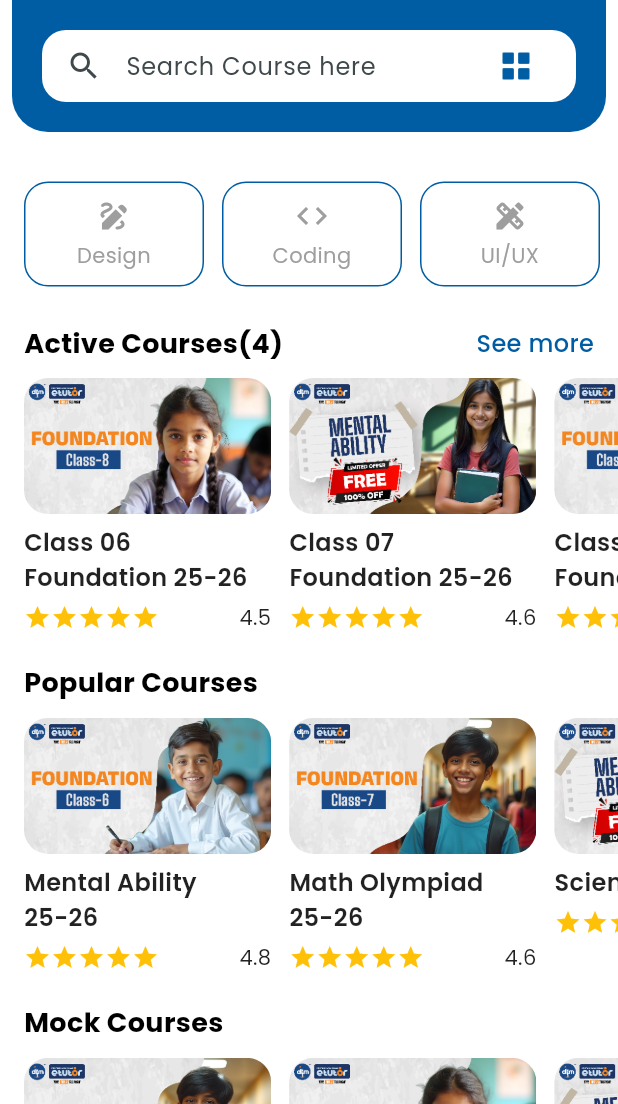
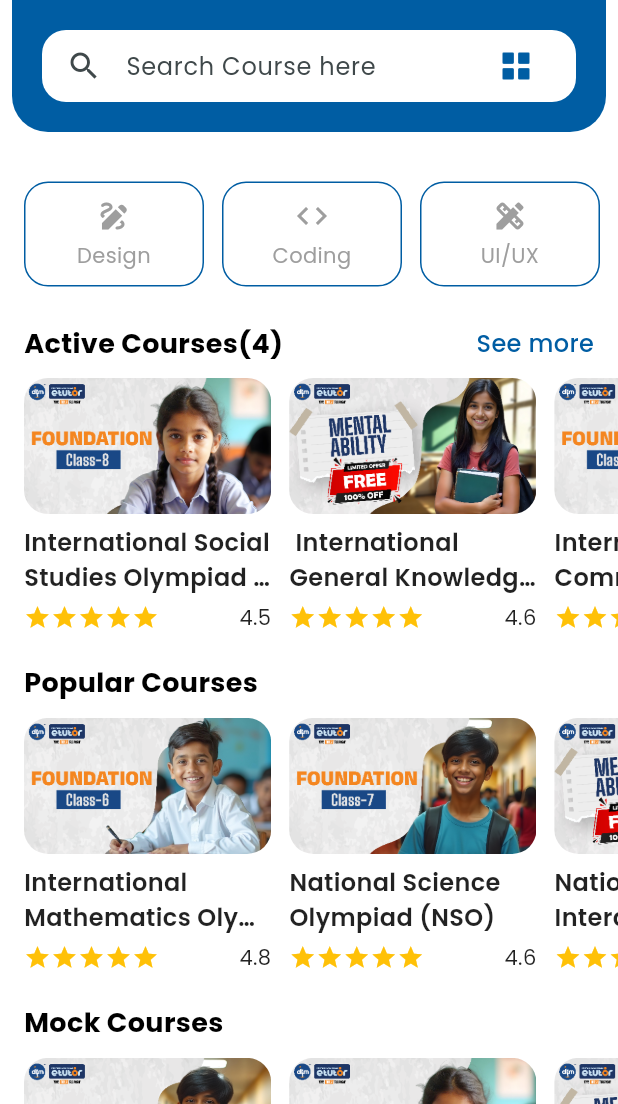
Before and after one commit to donymashup/Etutor, a Flutter app: the HomePage screen opened directly, on a phone screen of 412 x 824 dp, the part 132-1236 px from its top. Run offline on Flutter 3.47's test engine with Material 3 defaults, Android fonts, the phone set to English and light mode, and no system bars; our stand-ins replace dotted_border, fl_chart, lottie, percent_indicator, pinput; missing offline and left inert: custom_timer, flutter_tex, iconify_flutter, syncfusion_flutter_pdfviewer.

```diff
--- a/lib/features/home/screen/home_screen.dart
+++ b/lib/features/home/screen/home_screen.dart
@@ -20,22 +20,22 @@ class _HomePageState extends State<HomePage> {
   final List<Map<String, dynamic>> activeCourses = [
     {
       'imagePath': 'assets/images/course1.png',
-      'title': 'Class 06 Foundation 25-26',
+      'title': 'International Social Studies Olympiad (ISSO)',
       'rating': 4.5,
     },
     {
       'imagePath': 'assets/images/course2.png',
-      'title': 'Class 07 Foundation 25-26',
+      'title': ' International General Knowledge Olympiad (IGKO)',
       'rating': 4.6,
     },
     {
       'imagePath': 'assets/images/course3.png',
-      'title': 'Class 08 Foundation 25-26',
+      'title': 'International Commerce Olympiad (ICO)',
       'rating': 4.4,
     },
     {
       'imagePath': 'assets/images/course4.png',
-      'title': 'Class 09 Foundation 25-26',
+      'title': 'International English Olympiad (IEO)',
       'rating': 4.7,
     },
   ];
@@ -43,17 +43,17 @@ class _HomePageState extends State<HomePage> {
   final List<Map<String, dynamic>> popularCourses = [
     {
       'imagePath': 'assets/images/course4.png',
-      'title': 'Mental Ability 25-26',
+      'title': 'International Mathematics Olympiad (IMO)',
       'rating': 4.8,
     },
     {
       'imagePath': 'assets/images/course3.png',
-      'title': 'Math Olympiad 25-26',
+      'title': 'National Science Olympiad (NSO)',
       'rating': 4.6,
     },
     {
       'imagePath': 'assets/images/course2.png',
-      'title': 'Science Booster',
+      'title': 'National Interactive Maths Olympiad [NIMO]',
       'rating': 4.9,
     },
     {
@@ -76,12 +76,12 @@ class _HomePageState extends State<HomePage> {
     },
     {
       'imagePath': 'assets/images/course2.png',
-      'title': 'Science Booster',
+      'title': 'Spell Bee (CSB) ',
       'rating': 4.9,
     },
     {
       'imagePath': 'assets/images/course4.png',
-      'title': 'English Smart Series',
+      'title': ' International English Olympiad (IEO)',
       'rating': 4.3,
     },
   ];
--- a/lib/features/my_course/screens/course_details_screen.dart
+++ b/lib/features/my_course/screens/course_details_screen.dart
@@ -1,4 +1,5 @@
 import 'package:etutor/common/constants/app_constants.dart';
+import 'package:etutor/common/widgets/back_button.dart';
 import 'package:etutor/common/widgets/custom_button.dart';
 import 'package:etutor/features/my_course/screens/course_curriculum.dart';
 import 'package:etutor/features/my_course/screens/course_overview_screen.dart';
@@ -38,7 +39,10 @@ class _CourseDetailsScreenState extends State<CourseDetailsScreen>
           children: [
             Padding(
               padding: const EdgeInsets.all(16.0),
-              child: Container(
+              child: Stack(
+                children:[
+                  CustomBackButton(),
+                  Container(
                   height: MediaQuery.of(context).size.width * .5,
                   width: double.infinity,
                   decoration: BoxDecoration(
@@ -47,6 +51,7 @@ class _CourseDetailsScreenState extends State<CourseDetailsScreen>
                         image: AssetImage('assets/images/course2.png'),
                         fit: BoxFit.cover),
                   ),
+                ),],
               ),
             ),
             Padding(
```
Also changed, not shown: pubspec.lock. Lines whose indentation alone changed are shown as unchanged.
